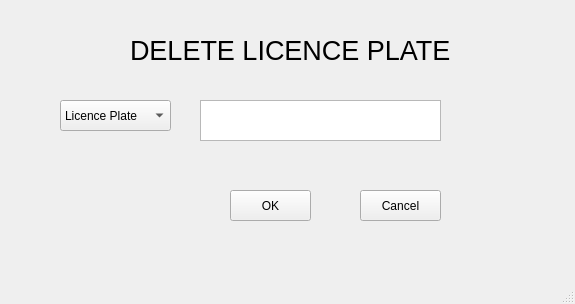
Qt form deleteLP.ui (tuyen1601/manager_app) before a commit.
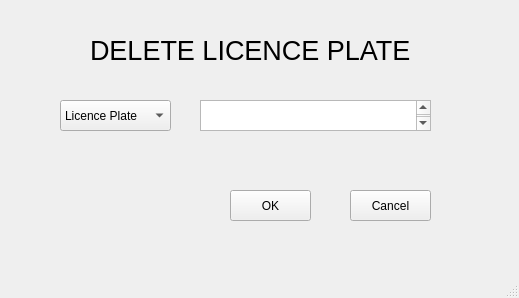
The same form after that commit.

The edit to the form file:
```diff
--- a/deleteLP.ui
+++ b/deleteLP.ui
@@ -6,8 +6,8 @@
    <rect>
     <x>0</x>
     <y>0</y>
-    <width>575</width>
-    <height>304</height>
+    <width>519</width>
+    <height>298</height>
    </rect>
   </property>
   <property name="windowTitle">
@@ -17,7 +17,7 @@
    <widget class="QLabel" name="label">
     <property name="geometry">
      <rect>
-      <x>130</x>
+      <x>90</x>
       <y>30</y>
       <width>321</width>
       <height>41</height>
@@ -37,21 +37,21 @@
      <rect>
       <x>200</x>
       <y>100</y>
-      <width>241</width>
-      <height>41</height>
+      <width>231</width>
+      <height>31</height>
      </rect>
     </property>
     <property name="font">
      <font>
-      <pointsize>15</pointsize>
+      <pointsize>9</pointsize>
      </font>
     </property>
     <property name="html">
      <string>&lt;!DOCTYPE HTML PUBLIC &quot;-//W3C//DTD HTML 4.0//EN&quot; &quot;http://www.w3.org/TR/REC-html40/strict.dtd&quot;&gt;
 &lt;html&gt;&lt;head&gt;&lt;meta name=&quot;qrichtext&quot; content=&quot;1&quot; /&gt;&lt;style type=&quot;text/css&quot;&gt;
 p, li { white-space: pre-wrap; }
-&lt;/style&gt;&lt;/head&gt;&lt;body style=&quot; font-family:'Sans Serif'; font-size:15pt; font-weight:400; font-style:normal;&quot;&gt;
-&lt;p style=&quot;-qt-paragraph-type:empty; margin-top:0px; margin-bottom:0px; margin-left:0px; margin-right:0px; -qt-block-indent:0; text-indent:0px; font-size:9pt;&quot;&gt;&lt;br /&gt;&lt;/p&gt;&lt;/body&gt;&lt;/html&gt;</string>
+&lt;/style&gt;&lt;/head&gt;&lt;body style=&quot; font-family:'Sans Serif'; font-size:9pt; font-weight:400; font-style:normal;&quot;&gt;
+&lt;p style=&quot;-qt-paragraph-type:empty; margin-top:0px; margin-bottom:0px; margin-left:0px; margin-right:0px; -qt-block-indent:0; text-indent:0px; font-size:15pt;&quot;&gt;&lt;br /&gt;&lt;/p&gt;&lt;/body&gt;&lt;/html&gt;</string>
     </property>
    </widget>
    <widget class="QComboBox" name="cbb">
@@ -95,7 +95,7 @@
    <widget class="QPushButton" name="btnCancelDelete">
     <property name="geometry">
      <rect>
-      <x>360</x>
+      <x>350</x>
       <y>190</y>
       <width>81</width>
       <height>31</height>
```
Left out of the diff: 7 changed lines with no effect on the pictures.
